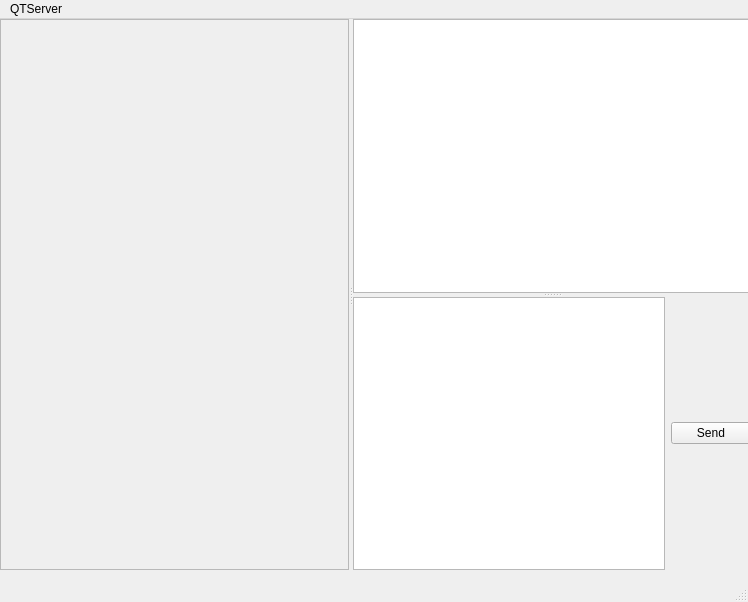
Above: mainwindow.ui from ArcherGu/QTWebChat_QT before the change. Below: the same form after it.
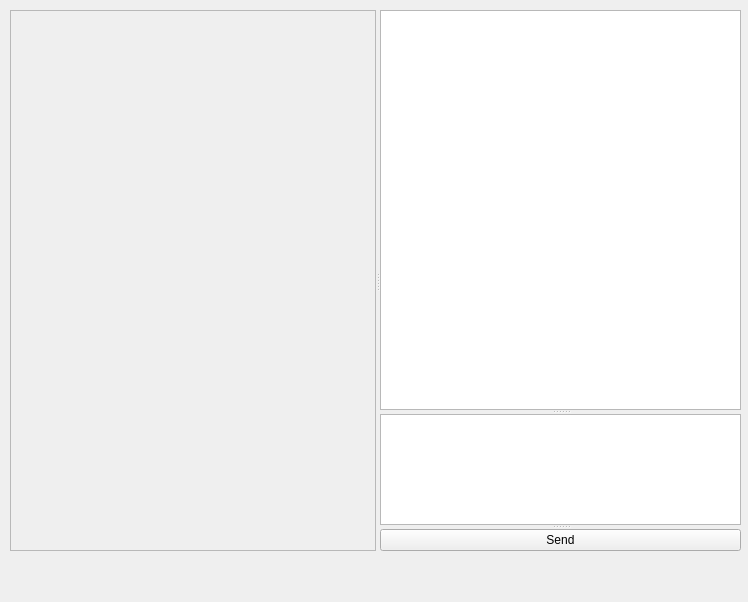
That is the form after the change.

```diff
--- a/mainwindow.ui
+++ b/mainwindow.ui
@@ -17,10 +17,10 @@
    <widget class="QSplitter" name="mainContent">
     <property name="geometry">
      <rect>
-      <x>0</x>
-      <y>0</y>
-      <width>751</width>
-      <height>551</height>
+      <x>10</x>
+      <y>10</y>
+      <width>731</width>
+      <height>541</height>
      </rect>
     </property>
     <property name="orientation">
@@ -29,7 +29,7 @@
     <widget class="QFrame" name="webView">
      <property name="minimumSize">
       <size>
-       <width>300</width>
+       <width>260</width>
        <height>300</height>
       </size>
      </property>
@@ -41,23 +41,41 @@
      </property>
     </widget>
     <widget class="QSplitter" name="splitter">
+     <property name="minimumSize">
+      <size>
+       <width>260</width>
+       <height>0</height>
+      </size>
+     </property>
      <property name="orientation">
       <enum>Qt::Vertical</enum>
      </property>
-     <widget class="QTextBrowser" name="msgBrowser"/>
-     <widget class="QWidget" name="layoutWidget">
-      <layout class="QHBoxLayout" name="horizontalLayout">
-       <item>
-        <widget class="QTextEdit" name="sendEdit"/>
-       </item>
-       <item>
-        <widget class="QPushButton" name="sendBtn">
-         <property name="text">
-          <string>Send</string>
-         </property>
-        </widget>
-       </item>
-      </layout>
+     <widget class="QTextBrowser" name="msgBrowser">
+      <property name="minimumSize">
+       <size>
+        <width>0</width>
+        <height>400</height>
+       </size>
+      </property>
+     </widget>
+     <widget class="QTextEdit" name="sendEdit">
+      <property name="sizePolicy">
+       <sizepolicy hsizetype="Preferred" vsizetype="Preferred">
+        <horstretch>0</horstretch>
+        <verstretch>0</verstretch>
+       </sizepolicy>
+      </property>
+     </widget>
+     <widget class="QPushButton" name="sendBtn">
+      <property name="sizePolicy">
+       <sizepolicy hsizetype="Preferred" vsizetype="Preferred">
+        <horstretch>0</horstretch>
+        <verstretch>0</verstretch>
+       </sizepolicy>
+      </property>
+      <property name="text">
+       <string>Send</string>
+      </property>
      </widget>
     </widget>
    </widget>
@@ -71,15 +89,7 @@
      <height>22</height>
     </rect>
    </property>
-   <widget class="QMenu" name="menuQTServer">
-    <property name="title">
-     <string>QTServer</string>
-    </property>
-    <addaction name="actionSendMsg"/>
-   </widget>
-   <addaction name="menuQTServer"/>
   </widget>
-  <widget class="QStatusBar" name="statusbar"/>
   <action name="actionSendMsg">
    <property name="text">
     <string>SendMsg</string>
```
